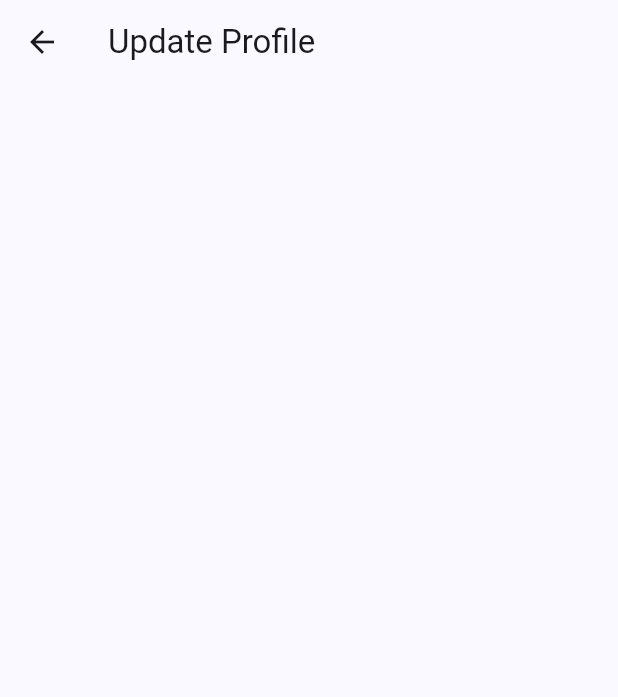
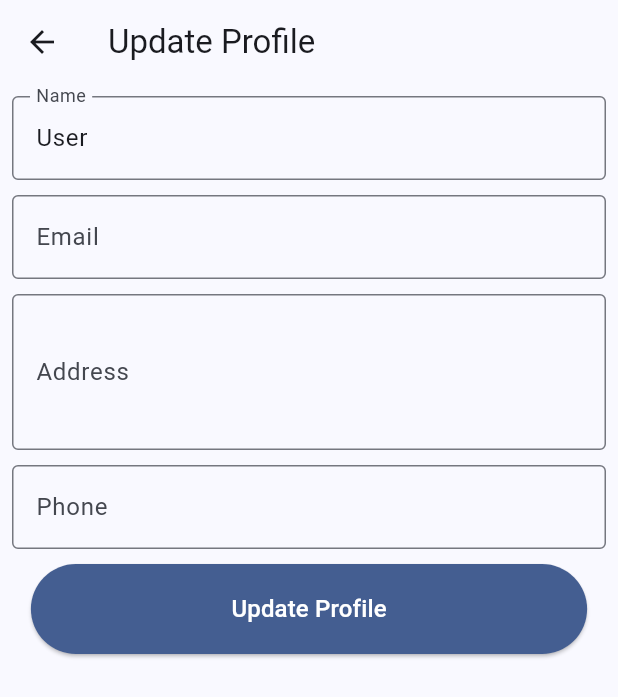
Before and after one commit to viraj-gunasekara/Bookstore_App_Android, a Flutter app: the UpdateProfile screen opened by its route, on a phone screen of 412 x 824 dp. Shown: the top 697 px of the screen. Run offline on Flutter 3.47's test engine with Material 3 defaults, Android fonts, the phone set to English and light mode, and no system bars; our stand-ins replace cloud_firestore, firebase_auth, firebase_core, fl_chart, flutter_dotenv, image_picker; accounts and stored records are empty.

Commit message:
userApp: dataPass to  update profile page & updates can done

```diff
--- a/bookstore_app/lib/views/update_profile.dart
+++ b/bookstore_app/lib/views/update_profile.dart
@@ -1,4 +1,7 @@
+import 'package:bookstore_app/controlllers/db_service.dart';
+import 'package:bookstore_app/providers/user_provider.dart';
 import 'package:flutter/material.dart';
+import 'package:provider/provider.dart';
 
 class UpdateProfile extends StatefulWidget {
   const UpdateProfile({super.key});
@@ -8,11 +11,81 @@ class UpdateProfile extends StatefulWidget {
 }
 
 class _UpdateProfileState extends State<UpdateProfile> {
+  final formKey = GlobalKey<FormState>();
+  TextEditingController _nameController = TextEditingController();
+  TextEditingController _emailController = TextEditingController();
+  TextEditingController _addressController = TextEditingController();
+  TextEditingController _phoneController = TextEditingController();
+
+  @override
+  void initState() {
+    final user=Provider.of<UserProvider>(context,listen: false);
+    _nameController.text = user.name;
+    _emailController.text = user.email;
+    _addressController.text = user.address;
+    _phoneController.text = user.phone;
+
+    super.initState();
+  }
+
   @override
   Widget build(BuildContext context) {
     return Scaffold(
-      appBar: AppBar(title: Text("Update Profile"),
-          scrolledUnderElevation: 0, forceMaterialTransparency: true,
+      appBar: AppBar(title: Text("Update Profile"), scrolledUnderElevation: 0, forceMaterialTransparency: true),
+      body: SingleChildScrollView(
+        child: Form(
+          key: formKey,
+          child: Padding(
+            padding: const EdgeInsets.all(8.0),
+            child: Column(
+              children: [
+                TextFormField(
+                  controller: _nameController,
+                  decoration: InputDecoration(labelText: "Name", hintText: "Name", border: OutlineInputBorder()),
+                  validator: (value) => value!.isEmpty ? "Name cannot be empty." : null,
+                ),
+                SizedBox(height: 10),
+                TextFormField(
+                  controller: _emailController,
+                  readOnly: true,
+                  decoration: InputDecoration(labelText: "Email", hintText: "Email", border: OutlineInputBorder()),
+                  validator: (value) => value!.isEmpty ? "Email cannot be empty." : null,
+                ),
+                SizedBox(height: 10),
+                TextFormField(
+                  maxLines: 3,
+                  controller: _addressController,
+                  decoration: InputDecoration(labelText: "Address", hintText: "Address", border: OutlineInputBorder()),
+                  validator: (value) => value!.isEmpty ? "Address cannot be empty." : null,
+                ),
+                SizedBox(height: 10),
+                TextFormField(
+                  controller: _phoneController,
+                  decoration: InputDecoration(labelText: "Phone", hintText: "Phone", border: OutlineInputBorder()),
+                  validator: (value) => value!.isEmpty ? "Phone cannot be empty." : null,
+                ),
+                SizedBox(height: 10),
+
+                SizedBox(
+                  height: 60,
+                  width: MediaQuery.of(context).size.width * .9,
+                  child: ElevatedButton(
+                    onPressed: () async {
+                      if (formKey.currentState!.validate()) {
+                        var data = {"name": _nameController.text, "email": _emailController.text, "address": _addressController.text, "phone": _phoneController.text};
+                        await DbService().updateUserData(extraData: data);
+                        Navigator.pop(context);
+                        ScaffoldMessenger.of(context).showSnackBar(SnackBar(content: Text("Profile Updated")));
+                      }
+                    },
+                    style: ElevatedButton.styleFrom(backgroundColor: Theme.of(context).primaryColor, foregroundColor: Colors.white),
+                    child: Text("Update Profile", style: TextStyle(fontSize: 16)),
+                  ),
+                ),
+              ],
+            ),
+          ),
+        ),
       ),
     );
   }
```
